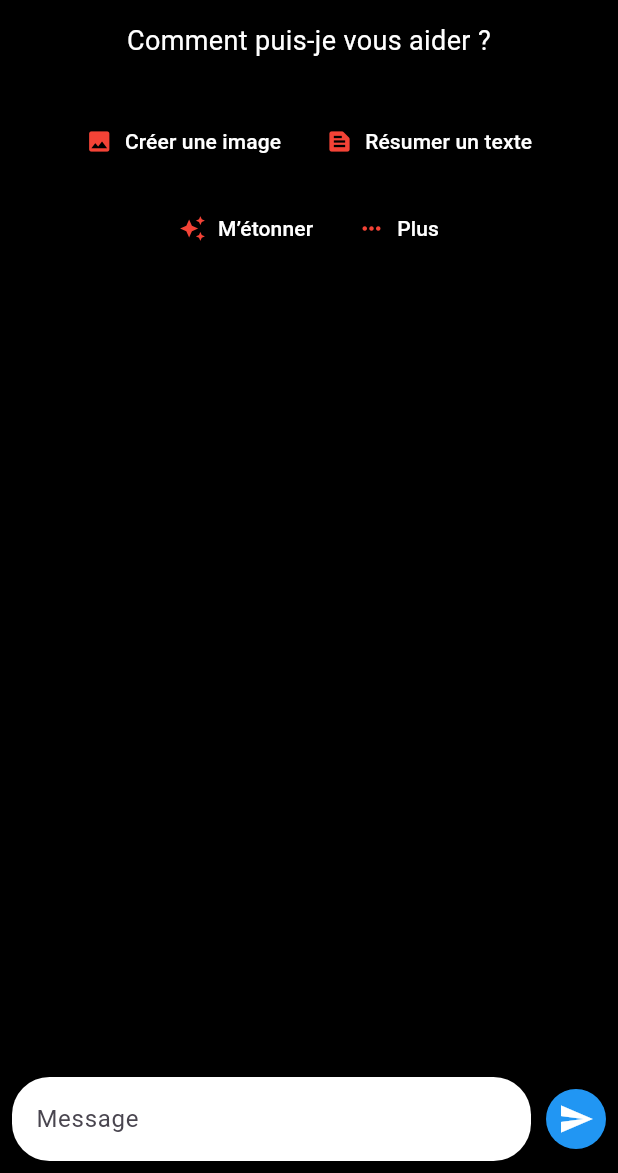
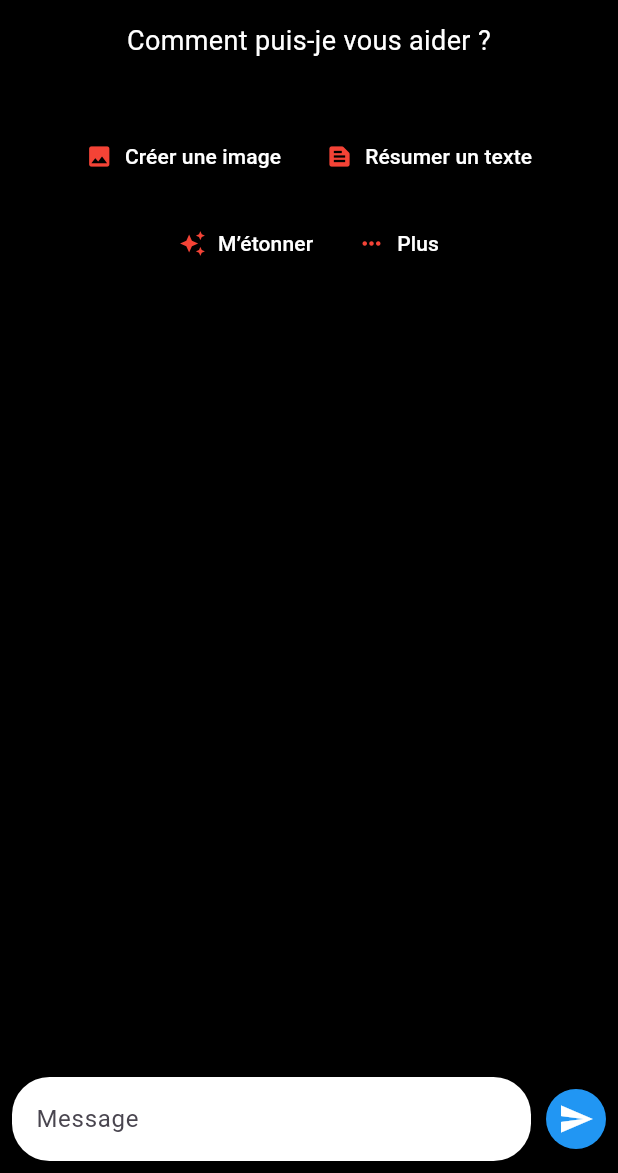
Before and after one commit to maxime2221/tobassichatbot, a Flutter app: the screen it shows after launch, on a phone screen of 412 x 824 dp, the part 63-1236 px from its top. Run offline on Flutter 3.47's test engine with Material 3 defaults, Android fonts, the phone set to English and light mode, and no system bars.

Commit message:
accueil chatbota

```diff
--- a/lib/main.dart
+++ b/lib/main.dart
@@ -67,7 +67,7 @@
                   style: TextStyle(color: Colors.white, fontSize: 18),
                   textAlign: TextAlign.center,
                 ),
-                SizedBox(height: 30),
+                SizedBox(height: 40),
                 Row(
                   mainAxisAlignment: MainAxisAlignment.center,
                   children: [
```
